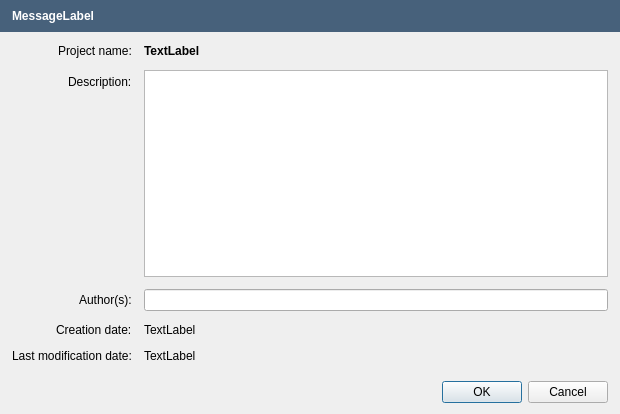
OpenFLUID/openfluid, file src/apps/openfluid-builder/base/EditProjectPropertiesDialog.ui: the form before one commit.
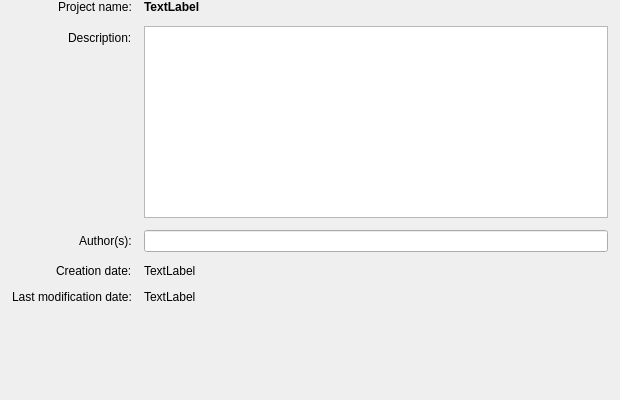
The form after the commit.

Commit message:
Introduction of message dialog for OpenFLUID applications
* Added MessageFrame and MessageDialog classes
* Cleaned code
* Switch to version 2.1.7~alpha1

(closes OpenFLUID/openfluid#790)

What changed in the file:
```diff
--- a/src/apps/openfluid-builder/base/EditProjectPropertiesDialog.ui
+++ b/src/apps/openfluid-builder/base/EditProjectPropertiesDialog.ui
@@ -7,7 +7,7 @@
     <x>0</x>
     <y>0</y>
     <width>620</width>
-    <height>414</height>
+    <height>400</height>
    </rect>
   </property>
   <property name="sizePolicy">
@@ -28,7 +28,7 @@
   <property name="modal">
    <bool>true</bool>
   </property>
-  <layout class="QVBoxLayout" name="verticalLayout_3" stretch="0,1,0">
+  <layout class="QVBoxLayout" name="verticalLayout_3" stretch="1">
    <property name="spacing">
     <number>12</number>
    </property>
@@ -41,56 +41,10 @@
    <property name="rightMargin">
     <number>0</number>
    </property>
-   <item>
-    <widget class="QFrame" name="MessageFrame">
-     <property name="sizePolicy">
-      <sizepolicy hsizetype="Preferred" vsizetype="Maximum">
-       <horstretch>0</horstretch>
-       <verstretch>0</verstretch>
-      </sizepolicy>
-     </property>
-     <property name="styleSheet">
-      <string notr="true">background-color: rgb(71,97,123);</string>
-     </property>
-     <property name="frameShape">
-      <enum>QFrame::NoFrame</enum>
-     </property>
-     <property name="frameShadow">
-      <enum>QFrame::Plain</enum>
-     </property>
-     <property name="lineWidth">
-      <number>0</number>
-     </property>
-     <layout class="QHBoxLayout" name="horizontalLayout_3" stretch="0">
-      <property name="spacing">
-       <number>5</number>
-      </property>
-      <property name="leftMargin">
-       <number>12</number>
-      </property>
-      <item>
-       <layout class="QHBoxLayout" name="horizontalLayout_2">
-        <item>
-         <widget class="QLabel" name="MessageLabel">
-          <property name="styleSheet">
-           <string notr="true">color: rgb(255, 255, 255);
-font : bold;
-</string>
-          </property>
-          <property name="text">
-           <string notr="true">MessageLabel</string>
-          </property>
-         </widget>
-        </item>
-       </layout>
-      </item>
-     </layout>
-    </widget>
-   </item>
    <item>
     <layout class="QFormLayout" name="formLayout_3">
      <property name="fieldGrowthPolicy">
-      <enum>QFormLayout::AllNonFixedFieldsGrow</enum>
+      <enum>QFormLayout::ExpandingFieldsGrow</enum>
      </property>
      <property name="labelAlignment">
       <set>Qt::AlignRight|Qt::AlignTrailing|Qt::AlignVCenter</set>
@@ -136,6 +90,12 @@
      </item>
      <item row="1" column="1">
       <widget class="QPlainTextEdit" name="DescriptionTextEdit">
+       <property name="sizePolicy">
+        <sizepolicy hsizetype="Expanding" vsizetype="Maximum">
+         <horstretch>0</horstretch>
+         <verstretch>0</verstretch>
+        </sizepolicy>
+       </property>
        <property name="plainText">
         <string notr="true"/>
        </property>
@@ -181,23 +141,6 @@
      </item>
     </layout>
    </item>
-   <item>
-    <layout class="QHBoxLayout" name="horizontalLayout_4">
-     <property name="leftMargin">
-      <number>12</number>
-     </property>
-     <property name="rightMargin">
-      <number>12</number>
-     </property>
-     <item>
-      <widget class="QDialogButtonBox" name="ButtonBox">
-       <property name="standardButtons">
-        <set>QDialogButtonBox::Cancel|QDialogButtonBox::Ok</set>
-       </property>
-      </widget>
-     </item>
-    </layout>
-   </item>
   </layout>
  </widget>
  <resources/>
```
The commit also changes 82 other files.
